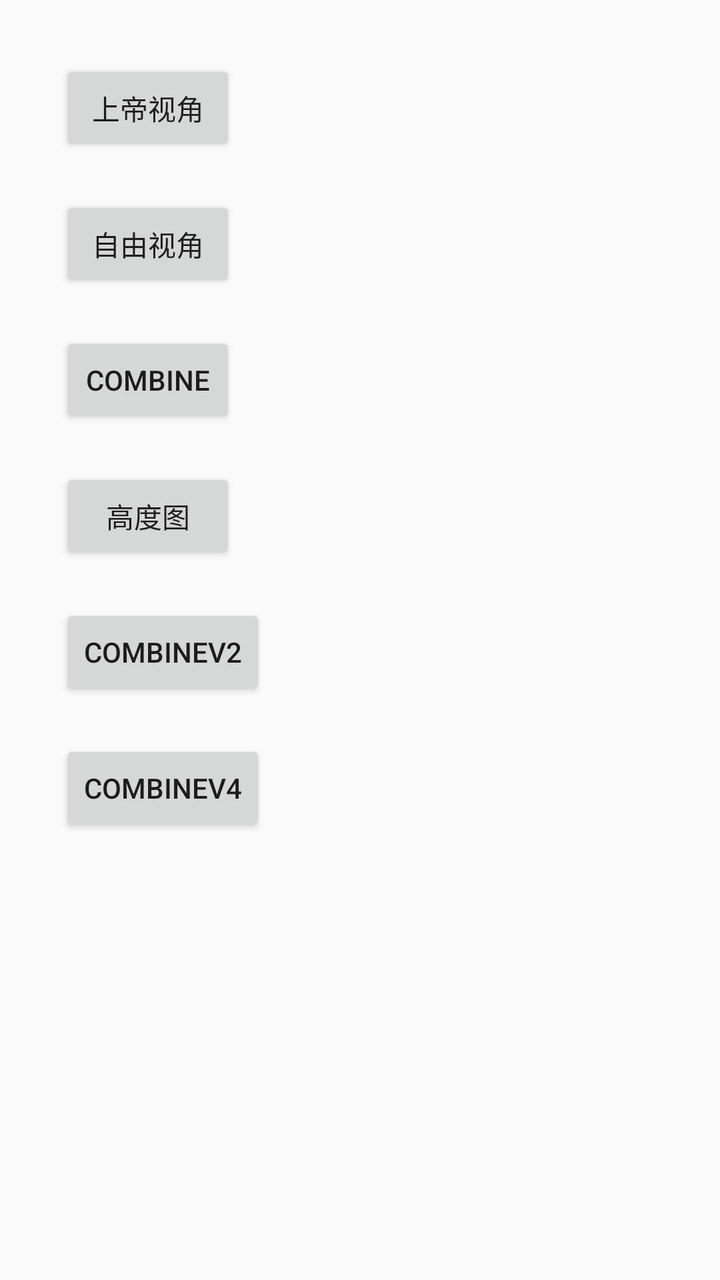
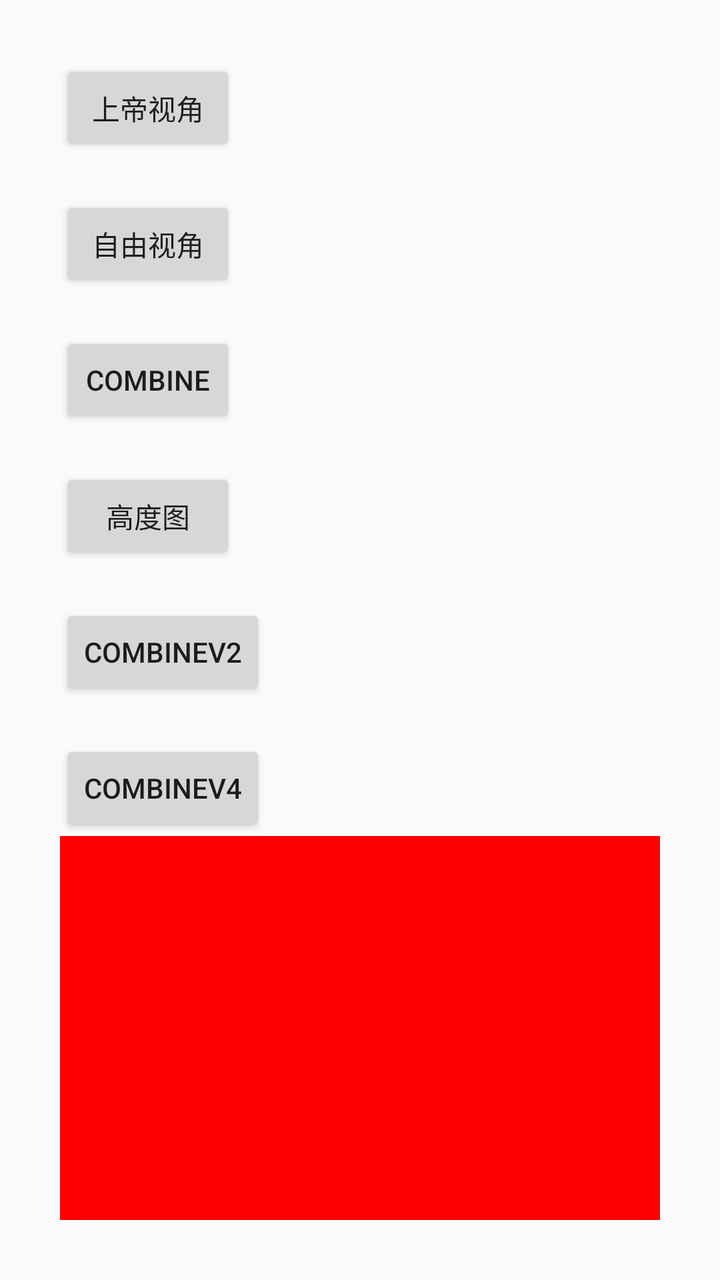

An Android layout rendered at two revisions. The XML below is the earlier revision; the diff shows what the commit changed to produce the second picture.
<!-- AndroidManifest.xml: application theme AppTheme -->
<!-- res/layout/activity_main.xml -->
<?xml version="1.0" encoding="utf-8"?>
<LinearLayout xmlns:android="http://schemas.android.com/apk/res/android"
    xmlns:tools="http://schemas.android.com/tools"
    android:layout_width="match_parent"
    android:layout_height="match_parent"
    android:orientation="vertical"
    android:padding="30dp"
    tools:context=".TerrainGLActivity">

    <Button
        android:id="@+id/sd_bt"
        android:layout_width="wrap_content"
        android:layout_height="wrap_content"
        android:text="上帝视角" />

    <Button
        android:id="@+id/zy_bt"
        android:layout_width="wrap_content"
        android:layout_height="wrap_content"
        android:layout_marginTop="20dp"
        android:text="自由视角" />

    <Button
        android:id="@+id/combine_bt"
        android:layout_width="wrap_content"
        android:layout_height="wrap_content"
        android:layout_marginTop="20dp"
        android:text="Combine" />
    <Button
        android:id="@+id/height_map_bt"
        android:layout_width="wrap_content"
        android:layout_height="wrap_content"
        android:layout_marginTop="20dp"
        android:text="高度图" />


    <Button
        android:id="@+id/combine_v2_bt"
        android:layout_width="wrap_content"
        android:layout_height="wrap_content"
        android:layout_marginTop="20dp"
        android:text="CombineV2" />

    <Button
        android:id="@+id/combine_v4_bt"
        android:layout_width="wrap_content"
        android:layout_height="wrap_content"
        android:layout_marginTop="20dp"
        android:text="CombineV4" />


</LinearLayout>
<!-- resources referenced by this layout -->
<resources>
  <style name="AppTheme" parent="Theme.AppCompat.Light.DarkActionBar">
          
          <item name="colorPrimary">@color/colorPrimary</item>
          <item name="colorPrimaryDark">@color/colorPrimaryDark</item>
          <item name="colorAccent">@color/colorAccent</item>
      </style>
  <color name="colorPrimary">#008577</color>
  <color name="colorPrimaryDark">#00574B</color>
  <color name="colorAccent">#D81B60</color>
</resources>

<!-- the commit's change to res/layout/activity_main.xml (unified diff, before → after) -->
@@ -26,6 +26,7 @@
         android:layout_height="wrap_content"
         android:layout_marginTop="20dp"
         android:text="Combine" />
+
     <Button
         android:id="@+id/height_map_bt"
         android:layout_width="wrap_content"
@@ -49,4 +50,11 @@
         android:text="CombineV4" />
 
 
+    <ImageView
+        android:id="@+id/iv_tiff_image_view"
+        android:layout_width="400dp"
+        android:layout_height="400dp"
+        android:background="#ffff0000" />
+
+
 </LinearLayout>
